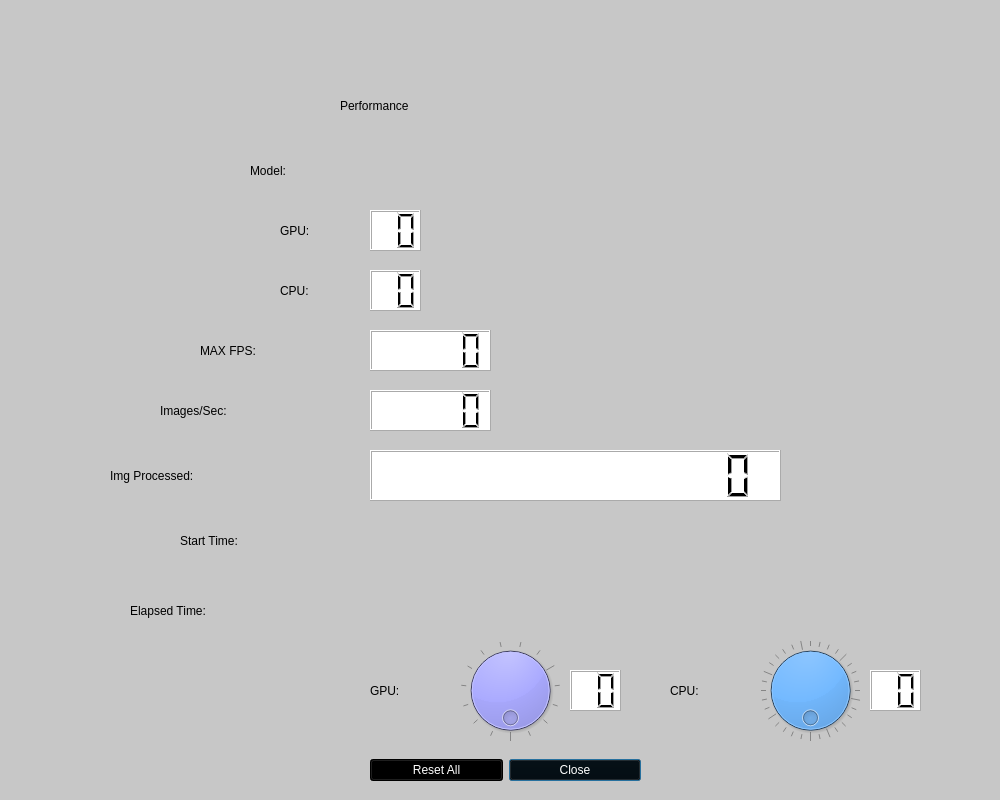
kiritigowda/amdovx-modules, file utils/annInferenceApp/perf_graph.ui: the form before one commit.
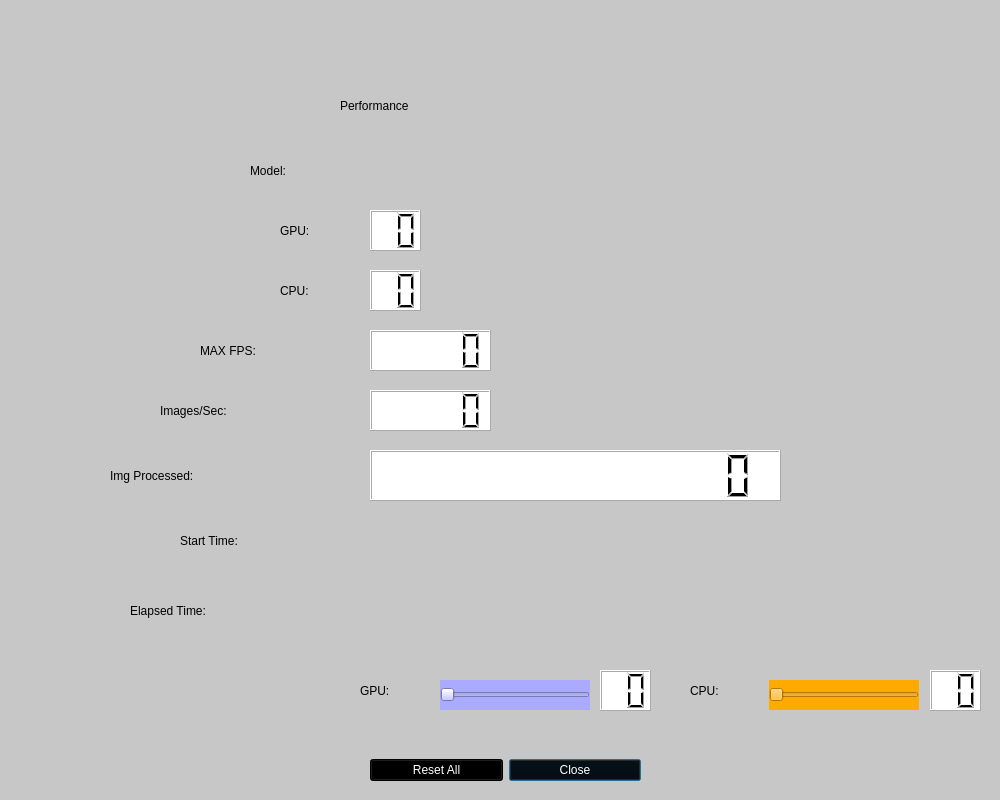
The form after the commit. Icons and pictures are not drawn.

What changed in the file:
```diff
--- a/utils/annInferenceApp/perf_graph.ui
+++ b/utils/annInferenceApp/perf_graph.ui
@@ -427,60 +427,10 @@
     <string/>
    </property>
   </widget>
-  <widget class="QDial" name="GPU_dial">
-   <property name="geometry">
-    <rect>
-     <x>450</x>
-     <y>640</y>
-     <width>121</width>
-     <height>101</height>
-    </rect>
-   </property>
-   <property name="styleSheet">
-    <string notr="true">background-color: rgb(170, 170, 255);</string>
-   </property>
-   <property name="minimum">
-    <number>1</number>
-   </property>
-   <property name="maximum">
-    <number>16</number>
-   </property>
-   <property name="wrapping">
-    <bool>true</bool>
-   </property>
-   <property name="notchesVisible">
-    <bool>true</bool>
-   </property>
-  </widget>
-  <widget class="QDial" name="CPU_dial">
-   <property name="geometry">
-    <rect>
-     <x>750</x>
-     <y>640</y>
-     <width>121</width>
-     <height>101</height>
-    </rect>
-   </property>
-   <property name="styleSheet">
-    <string notr="true">background-color: rgb(85, 170, 255);</string>
-   </property>
-   <property name="minimum">
-    <number>1</number>
-   </property>
-   <property name="maximum">
-    <number>128</number>
-   </property>
-   <property name="wrapping">
-    <bool>true</bool>
-   </property>
-   <property name="notchesVisible">
-    <bool>true</bool>
-   </property>
-  </widget>
   <widget class="QLabel" name="NGPU_label_2">
    <property name="geometry">
     <rect>
-     <x>370</x>
+     <x>360</x>
      <y>670</y>
      <width>81</width>
      <height>41</height>
@@ -497,7 +447,7 @@
   <widget class="QLabel" name="NCPU_label_2">
    <property name="geometry">
     <rect>
-     <x>670</x>
+     <x>690</x>
      <y>670</y>
      <width>81</width>
      <height>41</height>
@@ -514,7 +464,7 @@
   <widget class="QLCDNumber" name="GPU_control_lcdNumber">
    <property name="geometry">
     <rect>
-     <x>570</x>
+     <x>600</x>
      <y>670</y>
      <width>51</width>
      <height>41</height>
@@ -531,7 +481,7 @@
   <widget class="QLCDNumber" name="CPU_control_lcdNumber">
    <property name="geometry">
     <rect>
-     <x>870</x>
+     <x>930</x>
      <y>670</y>
      <width>51</width>
      <height>41</height>
@@ -545,6 +495,56 @@
     <number>2</number>
    </property>
   </widget>
+  <widget class="QSlider" name="GPU_horizontalSlider">
+   <property name="geometry">
+    <rect>
+     <x>440</x>
+     <y>680</y>
+     <width>150</width>
+     <height>30</height>
+    </rect>
+   </property>
+   <property name="styleSheet">
+    <string notr="true">background-color: rgb(170, 170, 255);</string>
+   </property>
+   <property name="minimum">
+    <number>1</number>
+   </property>
+   <property name="maximum">
+    <number>1</number>
+   </property>
+   <property name="pageStep">
+    <number>1</number>
+   </property>
+   <property name="orientation">
+    <enum>Qt::Horizontal</enum>
+   </property>
+  </widget>
+  <widget class="QSlider" name="CPU_horizontalSlider">
+   <property name="geometry">
+    <rect>
+     <x>769</x>
+     <y>680</y>
+     <width>150</width>
+     <height>30</height>
+    </rect>
+   </property>
+   <property name="styleSheet">
+    <string notr="true">background-color: rgb(255, 170, 0);</string>
+   </property>
+   <property name="minimum">
+    <number>0</number>
+   </property>
+   <property name="maximum">
+    <number>1</number>
+   </property>
+   <property name="pageStep">
+    <number>1</number>
+   </property>
+   <property name="orientation">
+    <enum>Qt::Horizontal</enum>
+   </property>
+  </widget>
  </widget>
  <resources>
   <include location="resources.qrc"/>
```
